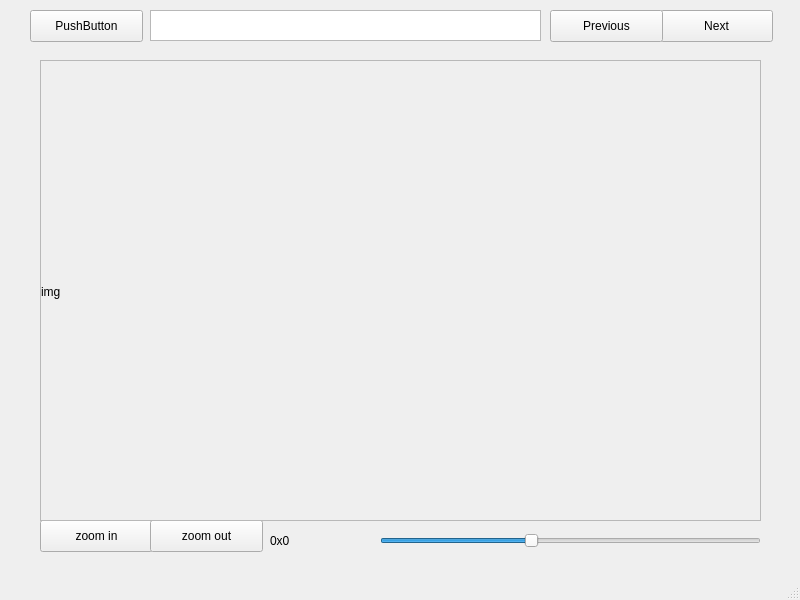
Qt form ui_img_zoom_Layout4.ui (xandyxor/LAB_Cell_Counting) before a commit.
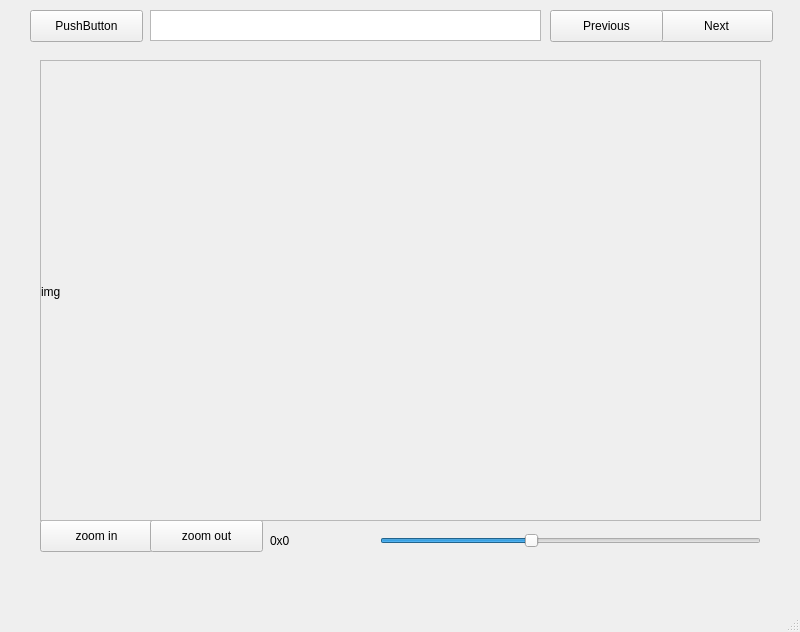
The same form after that commit.

The edit to the form file:
```diff
--- a/ui_img_zoom_Layout4.ui
+++ b/ui_img_zoom_Layout4.ui
@@ -7,7 +7,7 @@
     <x>0</x>
     <y>0</y>
     <width>800</width>
-    <height>600</height>
+    <height>632</height>
    </rect>
   </property>
   <property name="windowTitle">
```
